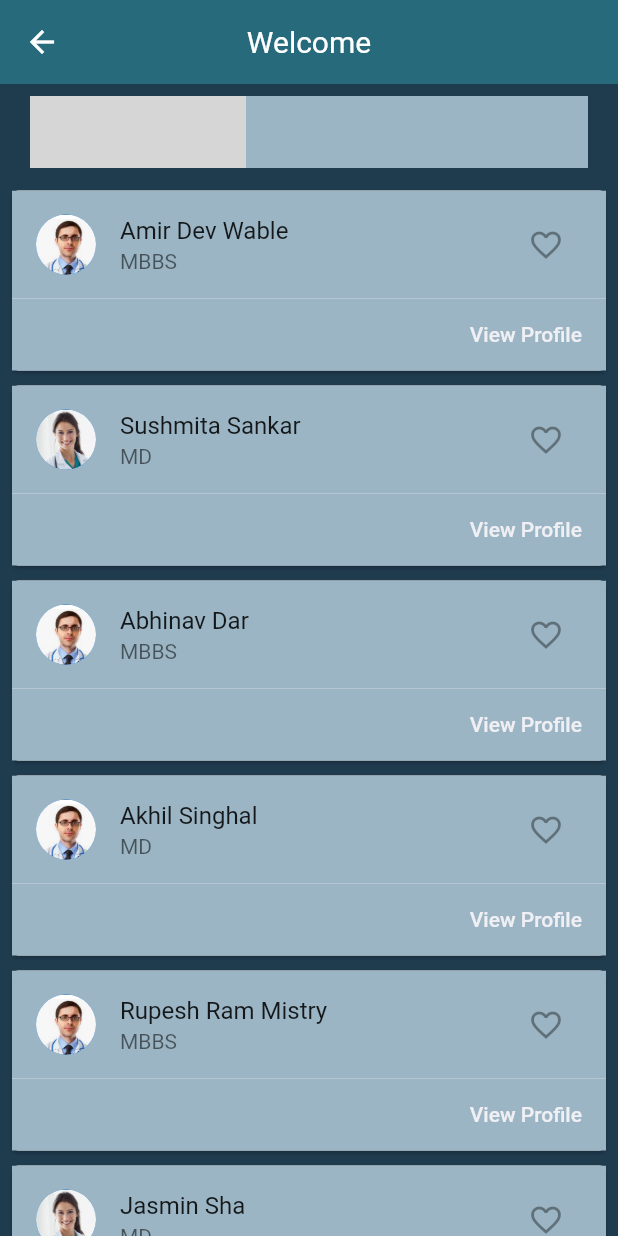
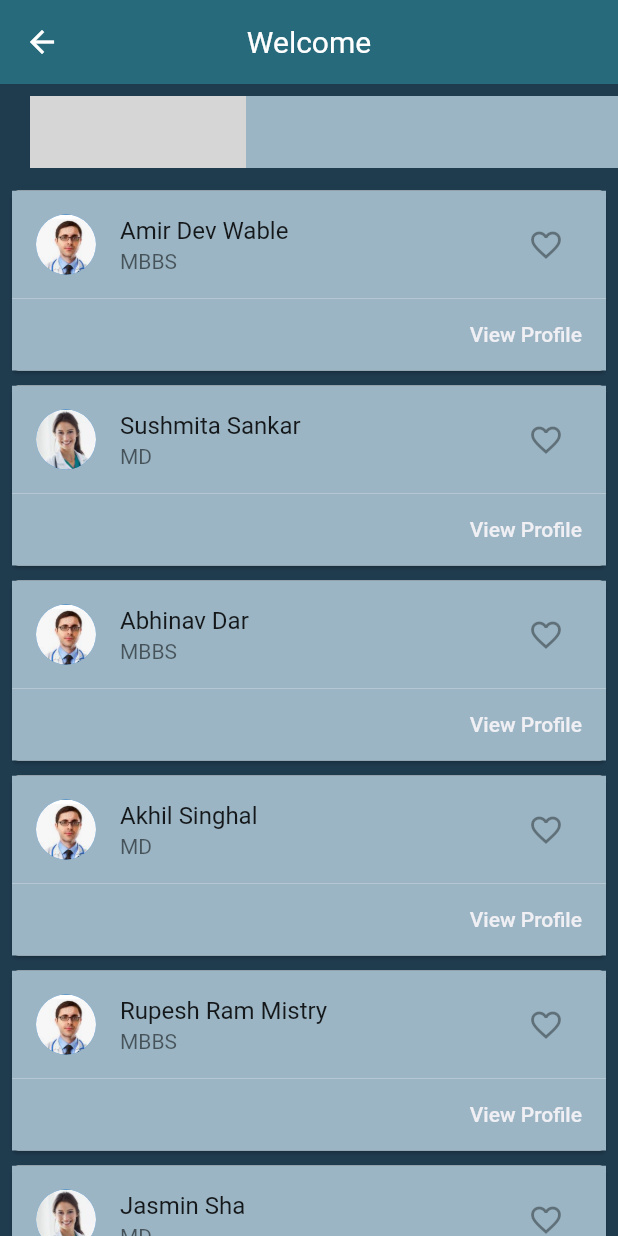
Before and after one commit to durvesh8/docport, a Flutter app: the DocList screen opened by its route, on a phone screen of 412 x 824 dp. Run offline on Flutter 3.47's test engine with Material 2 defaults, Android fonts, the phone set to English and light mode, and no system bars; our stand-ins replace date_picker_timeline, flutter_spinkit; missing offline and left inert: f_datetimerangepicker, flutter_dropdown; accounts and stored records are empty; grey boxes are pictures that could not be loaded.

Commit message:
final commit

```diff
--- a/lib/screens/doclist/doclistscreen.dart
+++ b/lib/screens/doclist/doclistscreen.dart
@@ -50,7 +50,7 @@ class _DocListBodyState extends State<DocListBody> {
     return Column(
       children: <Widget>[
         Padding(
-          padding: const EdgeInsets.fromLTRB(20.0,8.0,20.0,10.0),
+          padding: const EdgeInsets.fromLTRB( 20.0,8.0,0,10.0),
           child: Container(
             color: docButtonColor,
             child: Row(
```
